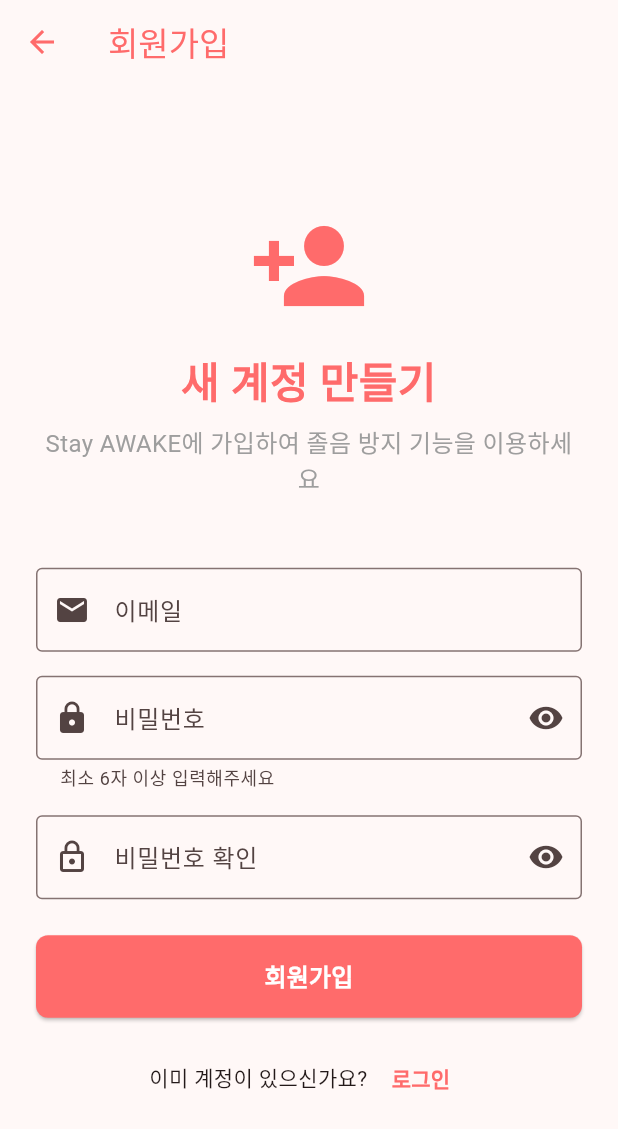
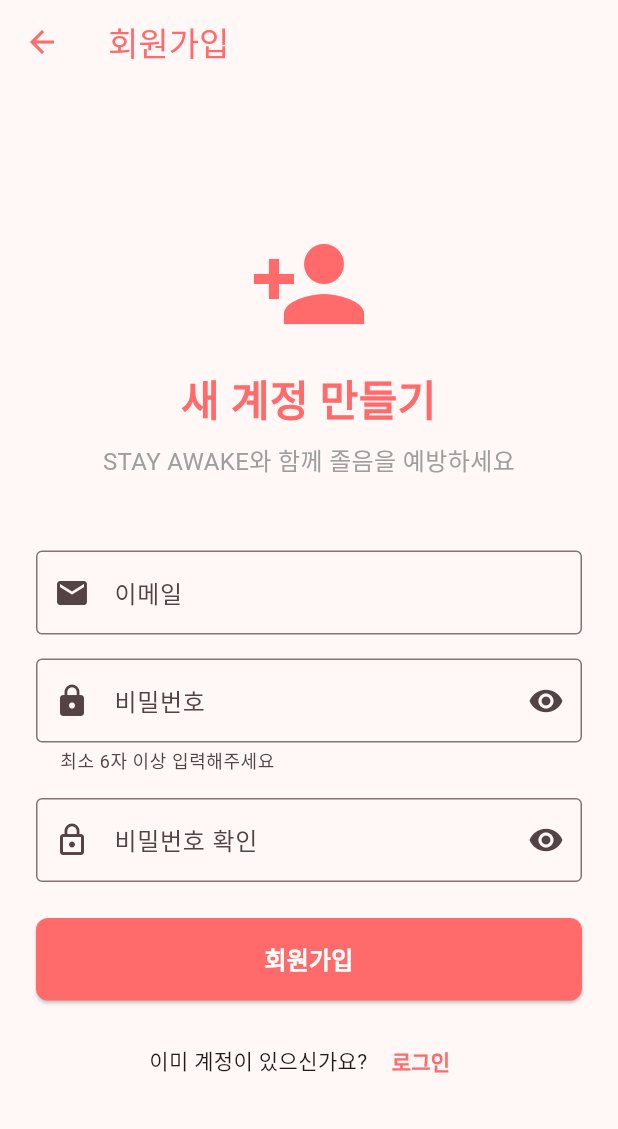
Before and after one commit to roy-jeong1116/stay_awake, a Flutter app: the RegisterScreen screen opened directly, on a phone screen of 412 x 824 dp. Shown: the top 1129 px of the screen. Run offline on Flutter 3.47's test engine with Material 3 defaults, Android fonts, the phone set to English and light mode, and no system bars; our stand-ins replace fl_chart; Roboto replaces fonts that are missing (Pretendard).

Commit message:
Add and configure custom app icons for all platforms
-Introduced new app icons for Android, iOS, and web platforms, updated AndroidManifest.xml to use the new launcher icon, and modified iOS project settings for asset catalog generation.

-Updated pubspec.yaml to include and configure flutter_launcher_icons, added the required icon asset, and adjusted a registration screen string for improved messaging.

```diff
--- a/lib/screens/register_screen.dart
+++ b/lib/screens/register_screen.dart
@@ -115,7 +115,7 @@ class _RegisterScreenState extends State<RegisterScreen> {
                 ),
                 const SizedBox(height: 8),
                 const Text(
-                  'Stay AWAKE에 가입하여 졸음 방지 기능을 이용하세요',
+                  'STAY AWAKE와 함께 졸음을 예방하세요',
                   textAlign: TextAlign.center,
                   style: TextStyle(
                     fontSize: 16,
```
Also changed, not shown: pubspec.yaml (+21 -1 lines), assets/icons/app_icon.png (added), pubspec.lock, 34 other files.
